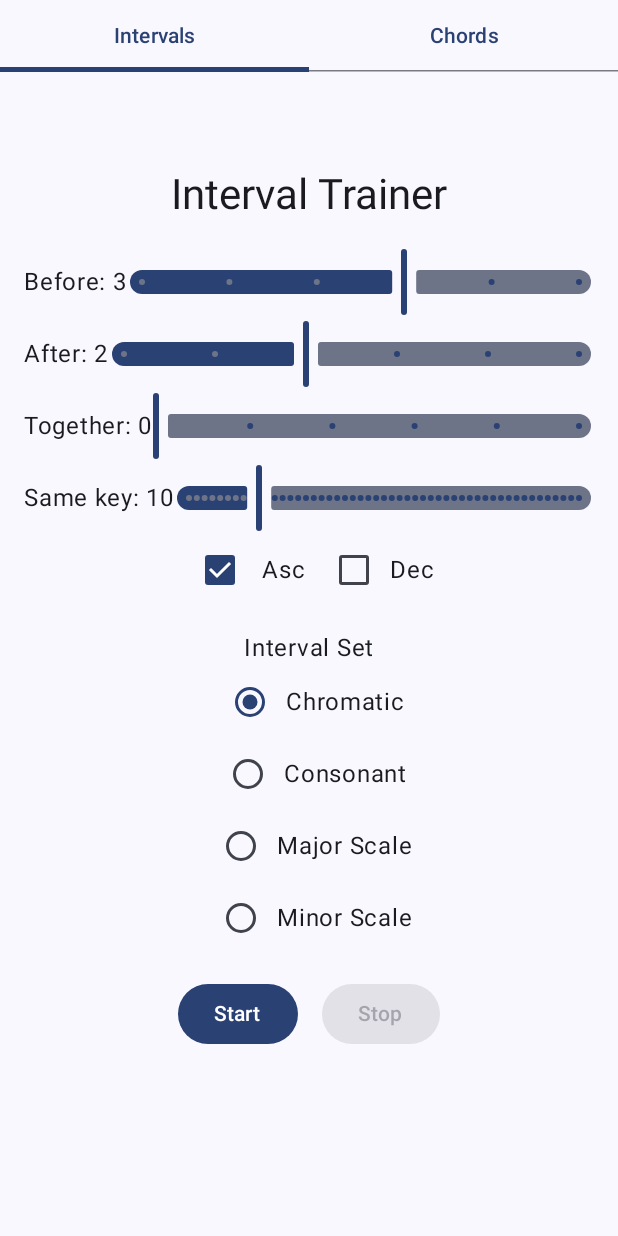
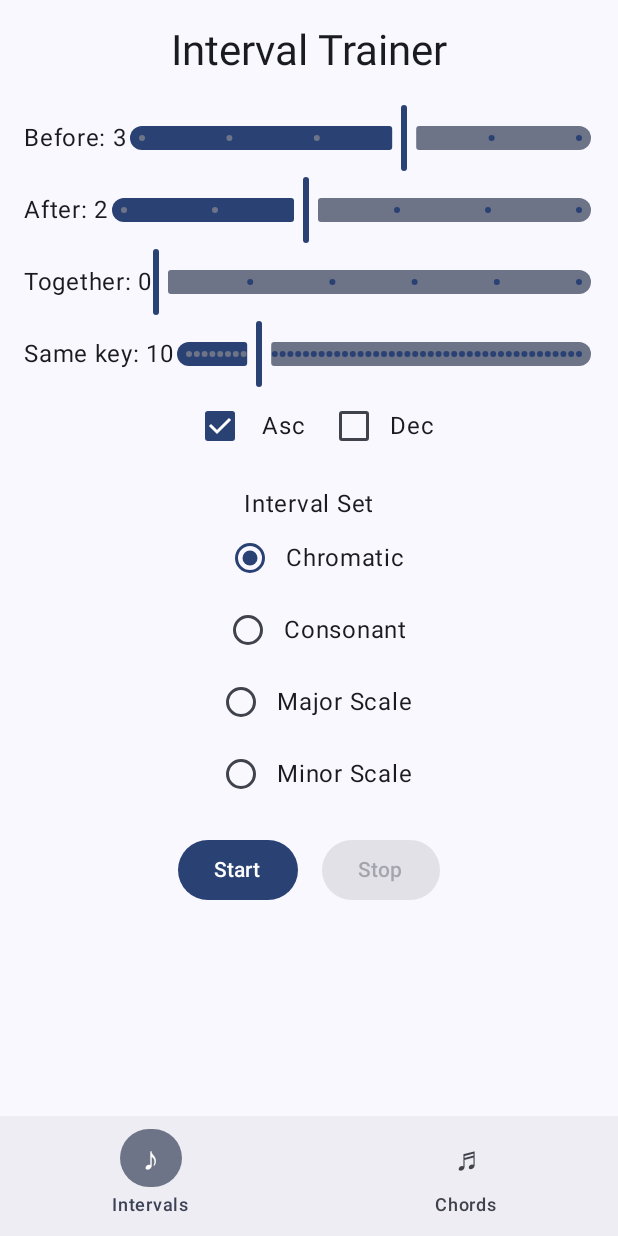
Before and after one commit to JordanFriendshuh/auralLearner, an Android app built with Jetpack Compose: the screen it shows after launch (MainActivity), on a phone screen of 412 x 824 dp. Run offline under Robolectric (Android 15) with nearby library versions, the phone set to English and light mode, and no system bars.

Commit message:
Move mode switcher to bottom NavigationBar to clear camera cutout
The top TabRow was hidden behind the camera notch on Pixel phones because
the app was not handling window insets. Switching to a Material 3 Scaffold
with a bottom NavigationBar follows the recommended pattern for top-level
destinations, fixes the inset handling (via enableEdgeToEdge + Scaffold),
and keeps navigation in the thumb-reach zone.

```diff
--- a/app/src/main/java/com/example/aurallearner/MainActivity.kt
+++ b/app/src/main/java/com/example/aurallearner/MainActivity.kt
@@ -6,6 +6,7 @@ import android.os.Bundle
 import android.speech.tts.TextToSpeech
 import androidx.activity.ComponentActivity
 import androidx.activity.compose.setContent
+import androidx.activity.enableEdgeToEdge
 import androidx.compose.foundation.layout.*
 import androidx.compose.foundation.rememberScrollState
 import androidx.compose.foundation.verticalScroll
@@ -25,6 +26,7 @@ class MainActivity : ComponentActivity(), TextToSpeech.OnInitListener {
     private lateinit var soundMap: Map<Int, Int>
 
     override fun onCreate(savedInstanceState: Bundle?) {
+        enableEdgeToEdge()
         super.onCreate(savedInstanceState)
         tts = TextToSpeech(this, this)
 
@@ -78,12 +80,26 @@ class MainActivity : ComponentActivity(), TextToSpeech.OnInitListener {
 @Composable
 fun AuralLearnerApp(tts: TextToSpeech, soundPool: SoundPool, soundMap: Map<Int, Int>) {
     var selectedTab by remember { mutableStateOf(0) }
-    Column(modifier = Modifier.fillMaxSize()) {
-        TabRow(selectedTabIndex = selectedTab) {
-            Tab(selected = selectedTab == 0, onClick = { selectedTab = 0 }, text = { Text("Intervals") })
-            Tab(selected = selectedTab == 1, onClick = { selectedTab = 1 }, text = { Text("Chords") })
+    Scaffold(
+        modifier = Modifier.fillMaxSize(),
+        bottomBar = {
+            NavigationBar {
+                NavigationBarItem(
+                    selected = selectedTab == 0,
+                    onClick = { selectedTab = 0 },
+                    icon = { Text("♪", style = MaterialTheme.typography.titleLarge) },
+                    label = { Text("Intervals") }
+                )
+                NavigationBarItem(
+                    selected = selectedTab == 1,
+                    onClick = { selectedTab = 1 },
+                    icon = { Text("♬", style = MaterialTheme.typography.titleLarge) },
+                    label = { Text("Chords") }
+                )
+            }
         }
-        Box(modifier = Modifier.weight(1f)) {
+    ) { innerPadding ->
+        Box(modifier = Modifier.fillMaxSize().padding(innerPadding)) {
             when (selectedTab) {
                 0 -> IntervalTrainerUI(tts, soundPool, soundMap)
                 1 -> ChordTrainerUI(tts, soundPool, soundMap)
@@ -130,7 +146,6 @@ fun IntervalTrainerUI(
             .padding(horizontal = 16.dp, vertical = 16.dp),
         horizontalAlignment = Alignment.CenterHorizontally
     ) {
-        Spacer(modifier = Modifier.height(48.dp))
         Text("Interval Trainer", style = MaterialTheme.typography.headlineMedium)
         Spacer(modifier = Modifier.height(16.dp))
 
@@ -242,7 +257,6 @@ fun ChordTrainerUI(
             .padding(horizontal = 16.dp, vertical = 16.dp),
         horizontalAlignment = Alignment.CenterHorizontally
     ) {
-        Spacer(modifier = Modifier.height(48.dp))
         Text("Chord Trainer", style = MaterialTheme.typography.headlineMedium)
         Spacer(modifier = Modifier.height(16.dp))
 
```
